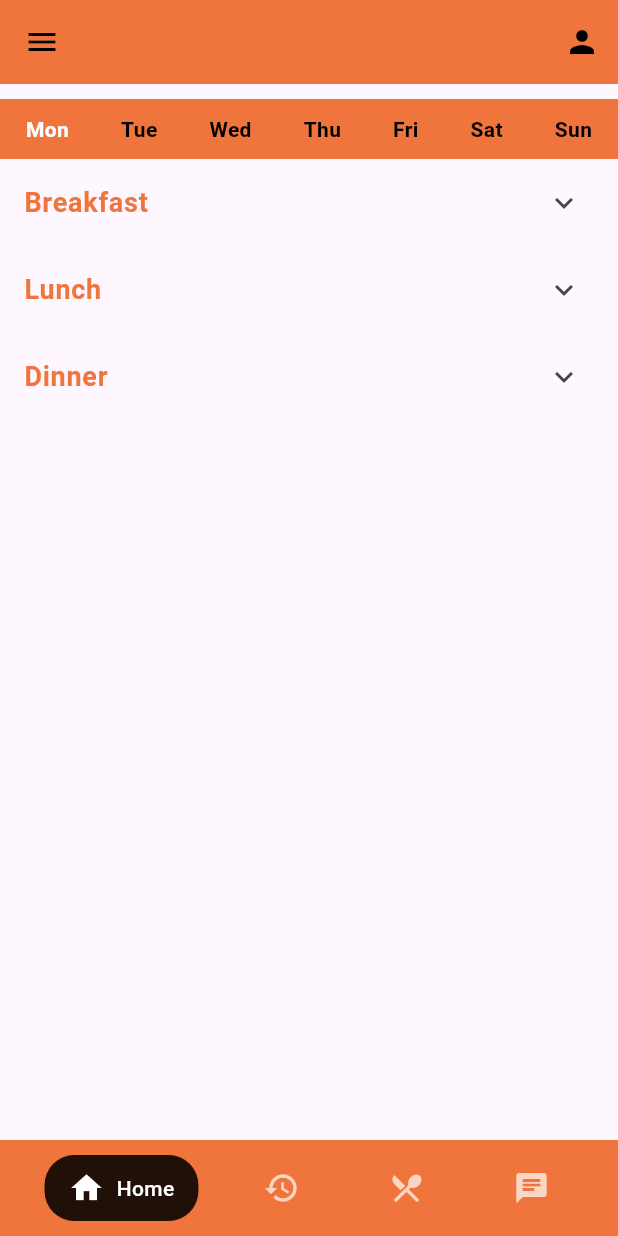
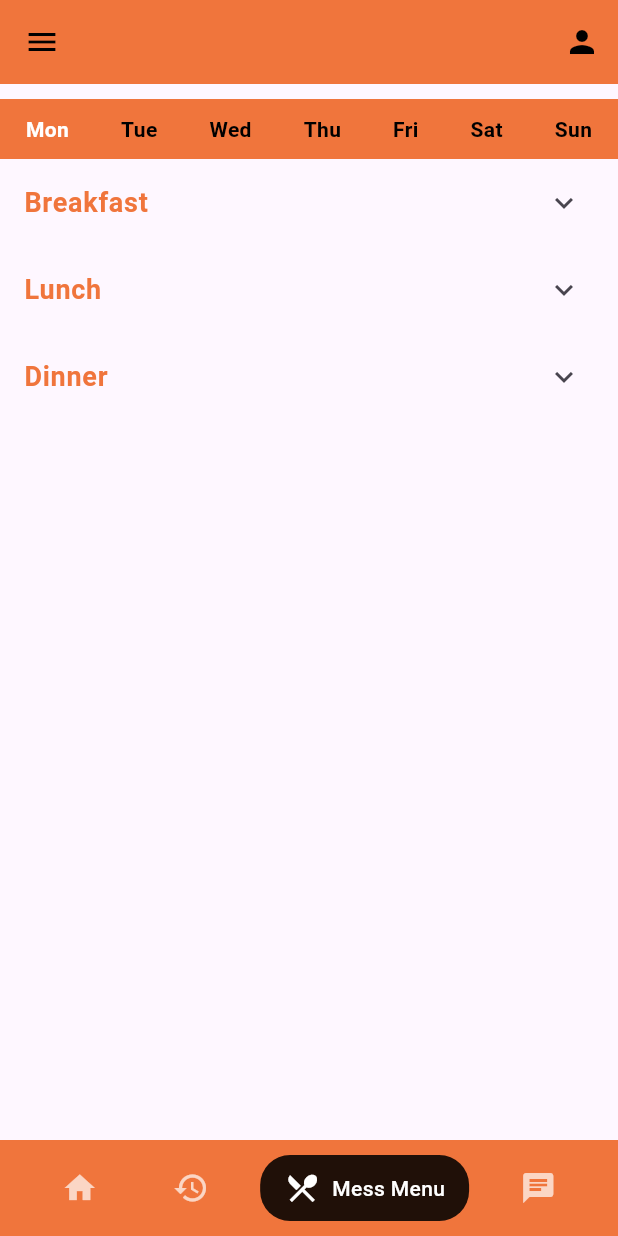
Before and after one commit to tarushi2309/MessEase, a Flutter app: the MessMenuScreen screen opened by its route, on a phone screen of 412 x 824 dp. Run offline on Flutter 3.47's test engine with Material 3 defaults, Android fonts, the light colour scheme and no system bars; our stand-ins replace flutter_svg.

Commit message:
frontend2

```diff
--- a/flutter_application_1/lib/components/footer.dart
+++ b/flutter_application_1/lib/components/footer.dart
@@ -1,52 +1,62 @@
 import 'package:flutter/material.dart';
 
-class CustomNavigationBar extends StatefulWidget {
-  @override
-  _CustomNavigationBarState createState() => _CustomNavigationBarState();
-}
+class CustomNavigationBar extends StatelessWidget {
+  final int selectedIndex;
 
-class _CustomNavigationBarState extends State<CustomNavigationBar> {
-  int _selectedIndex = 0;
+  const CustomNavigationBar({Key? key, required this.selectedIndex}) : super(key: key);
 
-  final List<Map<String, dynamic>> _navItems = [
-    {'icon': Icons.home, 'label': 'Home', 'route': '/home'},
-    {'icon': Icons.history, 'label': 'Rebate History', 'route': '/rebate-history'},
-    {'icon': Icons.restaurant_menu, 'label': 'Mess Menu', 'route': '/mess-menu'},
-    {'icon': Icons.chat, 'label': 'Chat'},
-  ];
+  void _onItemTapped(BuildContext context, int index) {
+    if (index == selectedIndex) return; // Prevent reloading the same page
+
+    switch (index) {
+      case 0:
+        Navigator.pushReplacementNamed(context, '/home');
+        break;
+      case 1:
+        Navigator.pushReplacementNamed(context, '/rebate-history');
+        break;
+      case 2:
+        Navigator.pushReplacementNamed(context, '/mess-menu');
+        break;
+      case 3:
+        Navigator.pushReplacementNamed(context, '/chat');
+        break;
+    }
+  }
 
   @override
   Widget build(BuildContext context) {
+    final List<Map<String, dynamic>> _navItems = [
+      {'icon': Icons.home, 'label': 'Home'},
+      {'icon': Icons.history, 'label': 'Rebate History'},
+      {'icon': Icons.restaurant_menu, 'label': 'Mess Menu'},
+      {'icon': Icons.chat, 'label': 'Chat'},
+    ];
+
     return Container(
       padding: EdgeInsets.symmetric(vertical: 10, horizontal: 16),
-      color: Color(0xFFF0753C), // Background color of the nav bar
+      color: Color(0xFFF0753C),
       child: Row(
         mainAxisAlignment: MainAxisAlignment.spaceAround,
         children: List.generate(
           _navItems.length,
           (index) => GestureDetector(
-            onTap: () {
-              setState(() {
-                _selectedIndex = index;
-              });
-            },
+            onTap: () => _onItemTapped(context, index),
             child: AnimatedContainer(
               duration: Duration(milliseconds: 300),
               padding: EdgeInsets.symmetric(vertical: 10, horizontal: 16),
               decoration: BoxDecoration(
-                color: index == _selectedIndex
-                    ? Colors.black87 // Selected item background
-                    : Colors.transparent,
+                color: index == selectedIndex ? Colors.black87 : Colors.transparent,
                 borderRadius: BorderRadius.circular(20),
               ),
               child: Row(
                 children: [
                   Icon(
                     _navItems[index]['icon'],
-                    color: index == _selectedIndex ? Colors.white : Colors.white70,
+                    color: index == selectedIndex ? Colors.white : Colors.white70,
                     size: 24,
                   ),
-                  if (index == _selectedIndex)
+                  if (index == selectedIndex)
                     Padding(
                       padding: EdgeInsets.only(left: 8),
                       child: Text(
--- a/flutter_application_1/lib/pages/RebateForm.dart
+++ b/flutter_application_1/lib/pages/RebateForm.dart
@@ -116,7 +116,7 @@ class _RebateFormPageState extends State<RebateFormPage> {
               ),
             ),
           ),
-          CustomNavigationBar(), // Footer
+          CustomNavigationBar(selectedIndex: 1), // Footer
         ],
       ),
     );
--- a/flutter_application_1/lib/pages/home.dart
+++ b/flutter_application_1/lib/pages/home.dart
@@ -19,7 +19,7 @@ class HomeScreen extends StatelessWidget {
       body: Center(
         child: Text("Home Page"),
       ),
-      bottomNavigationBar: CustomNavigationBar(),
+      bottomNavigationBar: CustomNavigationBar(selectedIndex: 0),
     );
   }
 }
--- a/flutter_application_1/lib/pages/messmenu.dart
+++ b/flutter_application_1/lib/pages/messmenu.dart
@@ -246,7 +246,7 @@ class _MessMenuScreenState extends State<MessMenuScreen> {
           ),
         ],
       ),
-      bottomNavigationBar: CustomNavigationBar(),
+      bottomNavigationBar: CustomNavigationBar(selectedIndex: 2),
     );
   }
 }
--- a/flutter_application_1/lib/pages/rebate_history.dart
+++ b/flutter_application_1/lib/pages/rebate_history.dart
@@ -107,7 +107,7 @@ class _RebateHistoryScreenState extends State<RebateHistoryScreen> {
           ],
         ),
       ),
-      bottomNavigationBar: CustomNavigationBar(),
+      bottomNavigationBar: CustomNavigationBar(selectedIndex: 1),
     );
   }
 
```
